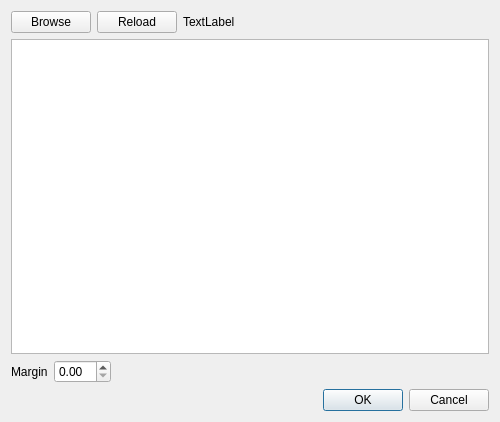
Before: the Qt Designer form importer.ui in skyrpex/Jam-Editor, drawn with Qt 5.
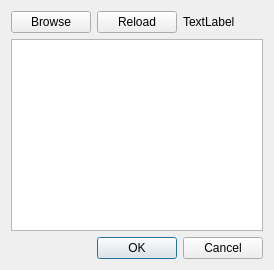
After: the same form once the commit is applied.

Commit message: Importer merges boundaries

Diff of the .ui file:
```diff
--- a/importer.ui
+++ b/importer.ui
@@ -6,8 +6,8 @@
    <rect>
     <x>0</x>
     <y>0</y>
-    <width>500</width>
-    <height>422</height>
+    <width>274</width>
+    <height>270</height>
    </rect>
   </property>
   <property name="windowTitle">
@@ -55,33 +55,6 @@
    <item>
     <widget class="QGraphicsView" name="graphicsView"/>
    </item>
-   <item>
-    <layout class="QHBoxLayout" name="horizontalLayout">
-     <item>
-      <widget class="QLabel" name="label">
-       <property name="text">
-        <string>Margin</string>
-       </property>
-      </widget>
-     </item>
-     <item>
-      <widget class="QDoubleSpinBox" name="margin"/>
-     </item>
-     <item>
-      <spacer name="horizontalSpacer">
-       <property name="orientation">
-        <enum>Qt::Horizontal</enum>
-       </property>
-       <property name="sizeHint" stdset="0">
-        <size>
-         <width>40</width>
-         <height>20</height>
-        </size>
-       </property>
-      </spacer>
-     </item>
-    </layout>
-   </item>
    <item>
     <widget class="QDialogButtonBox" name="buttonBox">
      <property name="orientation">
```
The commit also changes 2 other files.
